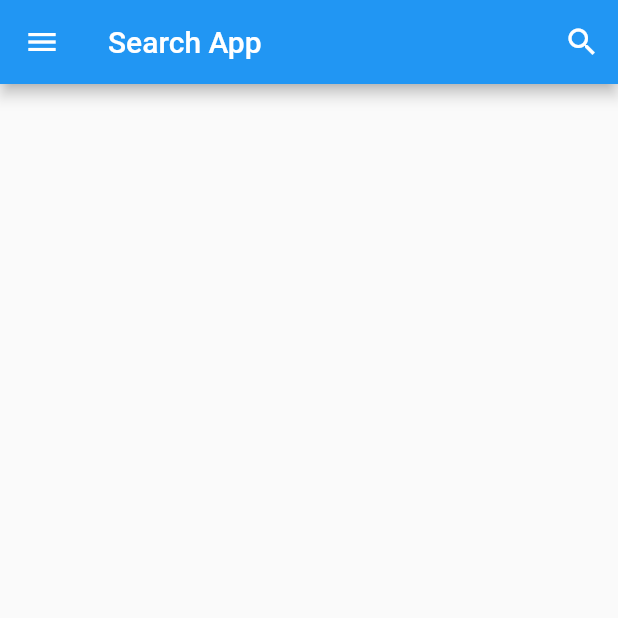
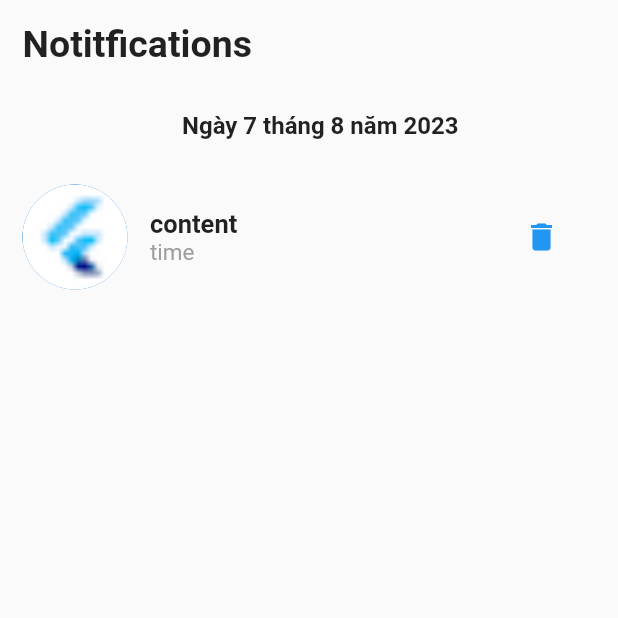
Before and after one commit to Kokoroou/student_net, a Flutter app: the screen it shows after launch, on a phone screen of 412 x 824 dp, the top half of it. Run offline on Flutter 3.47's test engine with Material 2 defaults, Android fonts, the phone set to English and light mode, and no system bars.

Commit message:
add history search

```diff
--- a/lib/main.dart
+++ b/lib/main.dart
@@ -1,9 +1,12 @@
 import 'package:flutter/material.dart';
 import 'auth/login.dart';
 import "search/search_bar.dart";
+import "search/saved_search.dart";
 
 void main() {
-  runApp(const Example());
+  // runApp(const Example());
+  runApp(const HistorySearch());
+
 }
 
 // class MyApp extends StatelessWidget {
--- /dev/null
+++ b/lib/search/saved_search.dart
@@ -0,0 +1,120 @@
+import 'package:flutter/material.dart';
+
+import 'package:flutter/material.dart';
+
+void main() => runApp(const HistorySearch());
+
+class HistorySearch extends StatelessWidget{
+  const HistorySearch({super.key});
+
+  @override
+  Widget build(BuildContext context){
+    return MaterialApp(
+      title: "History Search",
+      home: Scaffold(
+        body: History(),
+      )
+    );
+  }
+}
+
+class History extends StatelessWidget{
+  @override
+  Widget build(BuildContext context){
+    return SingleChildScrollView(
+      child: Container(
+        child: Column(
+          mainAxisAlignment: MainAxisAlignment.start,
+          crossAxisAlignment: CrossAxisAlignment.start,
+          children: <Widget>[
+              Padding(
+              padding: const EdgeInsets.fromLTRB(15.0, 15.0, 0.0, 15.0),
+              child: Text('Notitfications', style: TextStyle(fontSize: 25.0, fontWeight: FontWeight.bold)),
+            ),
+              _HistorySearch(),
+          ],
+        )
+      )
+    );
+  }
+}
+
+class _HistorySearch extends StatelessWidget {
+  @override
+  Widget build(BuildContext context) {
+    return  Container(
+        child: Column(
+          children: <Widget>[
+            Padding(
+              padding: const EdgeInsets.fromLTRB(15.0, 15.0, 0.0, 15.0),
+              child: Text('Ngày 7 tháng 8 năm 2023', style: TextStyle(fontSize: 16.0, fontWeight: FontWeight.bold)),
+            ),
+
+            HistorySearchWidget(),
+          ],
+        )
+    );
+  }
+}
+
+// class HistorySearch extends StatelessWidget{
+//   const HistorySearch({super.key});
+
+//   @override
+//   Widget build(BuildContext context){
+//     return const MaterialApp(
+//       title: "History Search",
+//       home: Scaffold(
+//         body: HistorySearchWidget(),
+//       )
+//     );
+//   }
+// }
+
+class HistorySearchWidget extends StatelessWidget {
+  const HistorySearchWidget({super.key});
+
+
+  @override
+  Widget build(BuildContext context) {
+    return Container(
+      width: MediaQuery.of(context).size.width,
+      height: 100.0,
+      padding: EdgeInsets.symmetric(horizontal: 15.0),
+      child: Row(
+        mainAxisAlignment: MainAxisAlignment.spaceBetween,
+        children: <Widget>[
+          Row(
+            mainAxisAlignment: MainAxisAlignment.start,
+            children: <Widget>[
+              CircleAvatar(
+                backgroundImage: AssetImage("assets/favicon.png"), // NOTE : ADD IMAGE
+                radius: 35.0,
+              ),
+
+              SizedBox(width: 15.0),
+
+              Column(
+                mainAxisAlignment: MainAxisAlignment.center,
+                crossAxisAlignment: CrossAxisAlignment.start,
+                children: <Widget>[
+                  Text("content", style: TextStyle(fontSize: 17.0, fontWeight: FontWeight.bold)),
+                  Text("time", style: TextStyle(fontSize: 15.0, color: Colors.grey)),
+                ],
+              ),
+            ],
+          ),
+          Column(
+            mainAxisAlignment: MainAxisAlignment.spaceAround,
+            children: [
+              TextButton.icon(onPressed: (){},
+              icon: Icon(Icons.delete), label: Text(
+                "",
+              ),)
+            ],
+          )
+        ],
+      ),
+    );
+  }
+}
```
Also changed, not shown: lib/search/search_bar.dart (+48 -3 lines), lib/search/result.dart (renamed from lib/search/result..dart).
